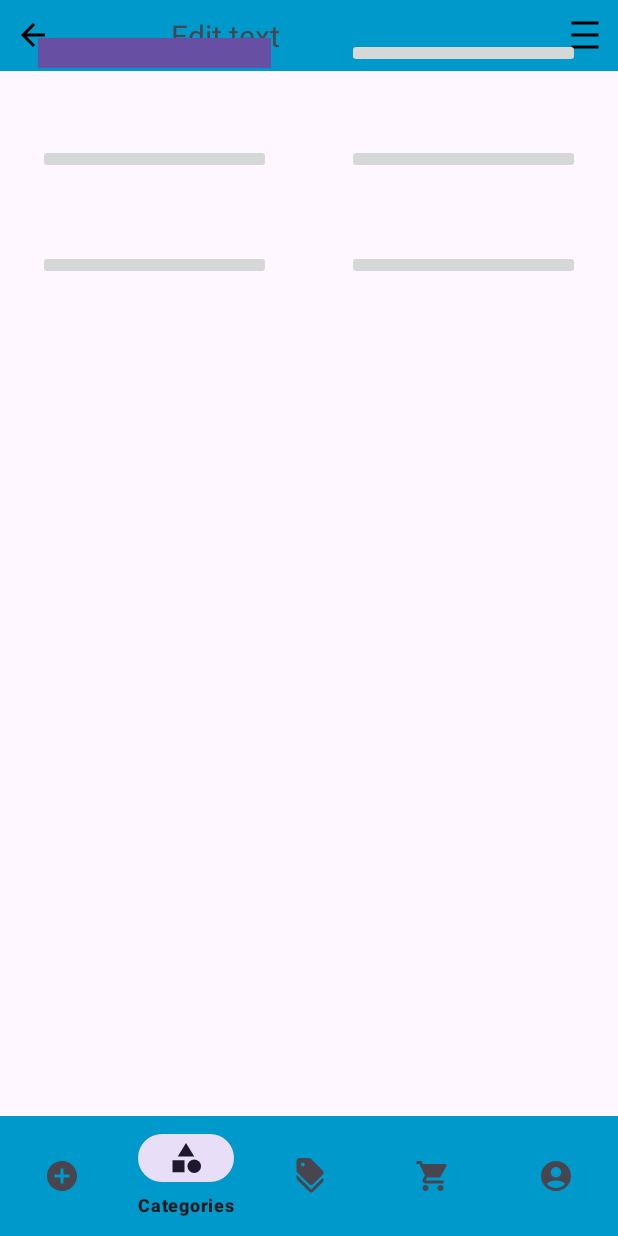
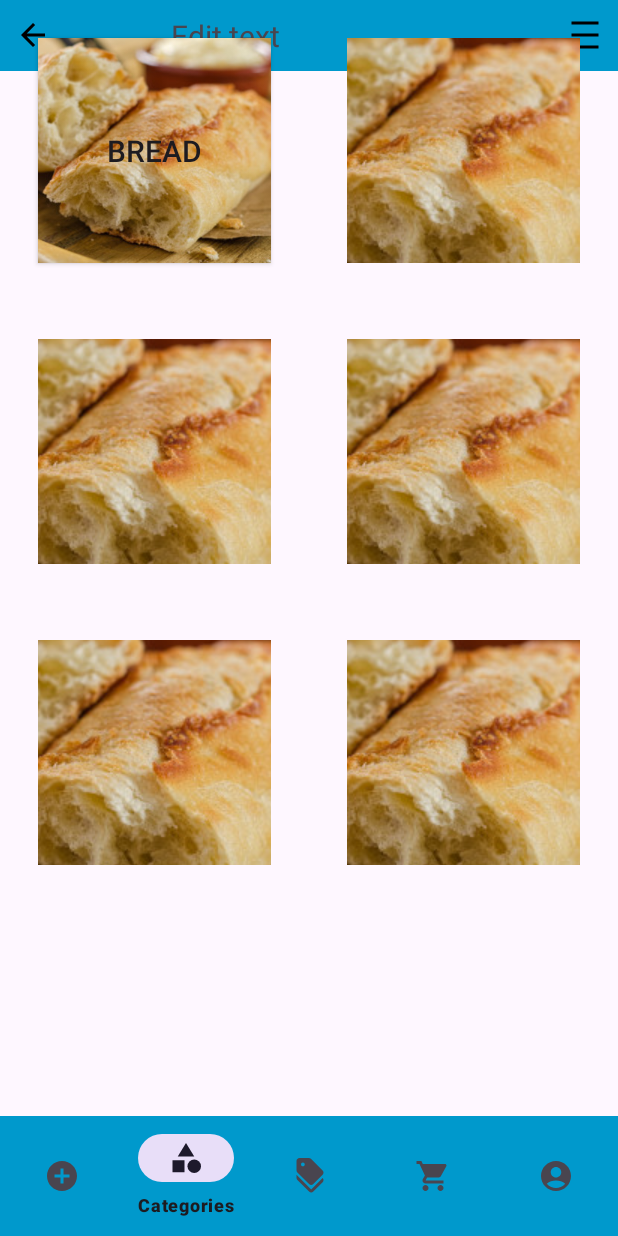
Before and after one commit to Frostlyx/group-27-app-development, an Android app: the screen it shows after launch (MainActivity), item 2 of the bottom bar chosen, on a phone screen of 412 x 824 dp. Run offline under Robolectric (Android 15) with nearby library versions, the phone set to English and light mode, and no system bars; libraries missing offline, so code that uses them is left out: com.google.zxing.integration.

Commit message:
Alternate version of layout category page, attempting to put text over imagebuttons

```diff
--- a/app/src/main/res/layout/activity_main.xml
+++ b/app/src/main/res/layout/activity_main.xml
@@ -5,7 +5,10 @@
     android:layout_width="match_parent"
     android:layout_height="match_parent"
     tools:context=".MainActivity">
-    <include layout="@layout/toolbar"></include>
+
+    <include
+        android:id="@+id/include"
+        layout="@layout/toolbar"></include>
 
 <!--    <Button-->
 <!--        android:id="@+id/scannerBtn"-->
--- a/app/src/main/res/layout/fragment_categories.xml
+++ b/app/src/main/res/layout/fragment_categories.xml
@@ -2,8 +2,8 @@
 <TableLayout xmlns:android="http://schemas.android.com/apk/res/android"
     xmlns:app="http://schemas.android.com/apk/res-auto"
     xmlns:tools="http://schemas.android.com/tools"
-    android:layout_width="match_parent"
-    android:layout_height="match_parent"
+    android:layout_width="wrap_content"
+    android:layout_height="wrap_content"
     android:layout_marginTop="0dp"
     android:orientation="horizontal"
     android:stretchColumns="*"
@@ -11,27 +11,27 @@
 
     <TableRow android:layout_height="203dp">
 
-        <Button
+        <android.widget.Button
             android:id="@+id/category_bread_button"
+            android:layout_width="0dp"
+            android:layout_height="150dp"
+            android:layout_margin="25sp"
+            android:layout_weight="1"
+            android:background="@drawable/bread"
+            android:contentDescription=""
+            android:scaleType="centerCrop"
+            android:text="Bread"
+            android:textSize="20sp" />
+
+        <ImageButton
+            android:id="@+id/button2"
             android:layout_width="0dp"
             android:layout_height="match_parent"
             android:layout_margin="25sp"
             android:layout_weight="1"
             android:contentDescription=""
-            android:scaleType="centerCrop"
-            android:text="Bread"
-            android:background="@drawable/bread"
-            android:backgroundTint="@color/black"/>
-
-        <ImageButton
-            android:id="@+id/button2"
-            android:layout_width="0dp"
-            android:layout_height="wrap_content"
-            android:layout_margin="25sp"
-            android:layout_weight="1"
-            android:contentDescription=""
-            android:text="Bread"
-            tools:src="@tools:sample/avatars" />
+            android:src="@drawable/bread"
+            android:text="Bread" />
     </TableRow>
 
     <TableRow>
@@ -39,18 +39,18 @@
         <ImageButton
             android:id="@+id/button3"
             android:layout_width="0dp"
-            android:layout_height="match_parent"
+            android:layout_height="150dp"
             android:layout_margin="25sp"
             android:layout_weight="1"
-            tools:src="@tools:sample/avatars" />
+            android:src="@drawable/bread" />
 
         <ImageButton
             android:id="@+id/button4"
             android:layout_width="0dp"
-            android:layout_height="match_parent"
+            android:layout_height="150dp"
             android:layout_margin="25sp"
             android:layout_weight="1"
-            tools:src="@tools:sample/avatars" />
+            android:src="@drawable/bread" />
     </TableRow>
 
     <TableRow>
@@ -58,10 +58,10 @@
         <ImageButton
             android:id="@+id/button5"
             android:layout_width="0dp"
-            android:layout_height="match_parent"
+            android:layout_height="150dp"
             android:layout_margin="25sp"
             android:layout_weight="1"
-            tools:src="@tools:sample/avatars" />
+            android:src="@drawable/bread" />
 
         <ImageButton
             android:id="@+id/button6"
@@ -69,6 +69,6 @@
             android:layout_height="match_parent"
             android:layout_margin="25sp"
             android:layout_weight="1"
-            tools:src="@tools:sample/avatars" />
+            android:src="@drawable/bread" />
     </TableRow>
 </TableLayout>
```
